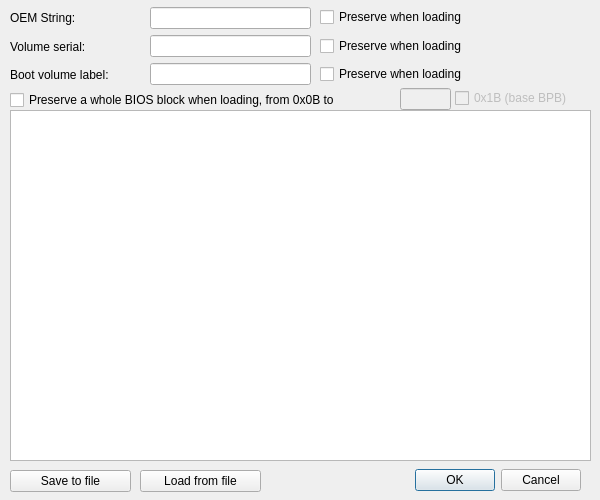
Old version of the form LinImaMT/bootsector.ui in the repository MCbx/linimamt.
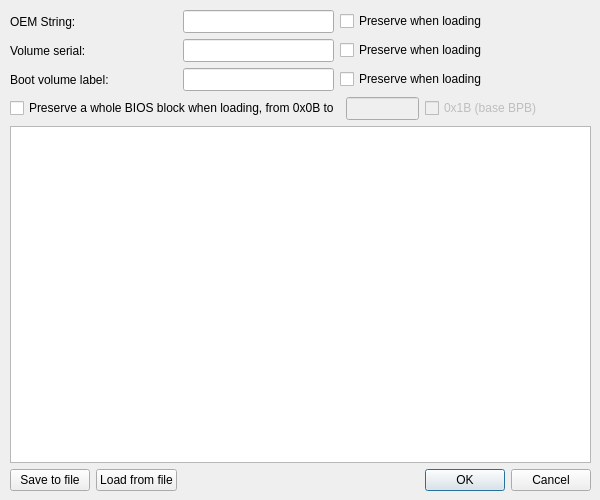
New version of the form.

Commit message: Added proper window visualization (grids). Hard disk image MBR editor: Initial design, non-functional.

Diff of the .ui file:
```diff
--- a/LinImaMT/bootsector.ui
+++ b/LinImaMT/bootsector.ui
@@ -25,213 +25,99 @@
   <property name="windowTitle">
    <string>Boot sector properties</string>
   </property>
-  <widget class="QDialogButtonBox" name="buttonBox">
-   <property name="geometry">
-    <rect>
-     <x>290</x>
-     <y>464</y>
-     <width>291</width>
-     <height>32</height>
-    </rect>
-   </property>
-   <property name="orientation">
-    <enum>Qt::Horizontal</enum>
-   </property>
-   <property name="standardButtons">
-    <set>QDialogButtonBox::Cancel|QDialogButtonBox::Ok</set>
-   </property>
-  </widget>
-  <widget class="QLineEdit" name="leOEMString">
-   <property name="geometry">
-    <rect>
-     <x>150</x>
-     <y>7</y>
-     <width>161</width>
-     <height>22</height>
-    </rect>
-   </property>
-   <property name="font">
-    <font>
-     <family>Courier</family>
-    </font>
-   </property>
-   <property name="maxLength">
-    <number>8</number>
-   </property>
-  </widget>
-  <widget class="QLineEdit" name="leSerial">
-   <property name="geometry">
-    <rect>
-     <x>150</x>
-     <y>35</y>
-     <width>161</width>
-     <height>22</height>
-    </rect>
-   </property>
-   <property name="font">
-    <font>
-     <family>Courier</family>
-    </font>
-   </property>
-   <property name="text">
-    <string/>
-   </property>
-   <property name="maxLength">
-    <number>8</number>
-   </property>
-  </widget>
-  <widget class="QLineEdit" name="leLabel">
-   <property name="geometry">
-    <rect>
-     <x>150</x>
-     <y>63</y>
-     <width>161</width>
-     <height>22</height>
-    </rect>
-   </property>
-   <property name="font">
-    <font>
-     <family>Courier</family>
-    </font>
-   </property>
-   <property name="maxLength">
-    <number>11</number>
-   </property>
-  </widget>
-  <widget class="QLabel" name="label">
+  <widget class="QWidget" name="">
    <property name="geometry">
     <rect>
      <x>10</x>
      <y>10</y>
-     <width>141</width>
-     <height>16</height>
+     <width>581</width>
+     <height>481</height>
     </rect>
    </property>
+   <layout class="QGridLayout" name="gridLayout">
+    <item row="0" column="0" colspan="2">
+     <widget class="QLabel" name="label">
    <property name="text">
     <string>OEM String:</string>
    </property>
   </widget>
+    </item>
+    <item row="0" column="2">
+     <widget class="QLineEdit" name="leOEMString">
+      <property name="font">
+       <font>
+        <family>Courier</family>
+       </font>
+      </property>
+      <property name="maxLength">
+       <number>8</number>
+      </property>
+     </widget>
+    </item>
+    <item row="0" column="3" colspan="3">
+     <widget class="QCheckBox" name="cbPreserveOEM">
+      <property name="text">
+       <string>Preserve when loading</string>
+      </property>
+     </widget>
+    </item>
+    <item row="1" column="0" colspan="2">
   <widget class="QLabel" name="label_2">
-   <property name="geometry">
-    <rect>
-     <x>10</x>
-     <y>39</y>
-     <width>141</width>
-     <height>16</height>
-    </rect>
-   </property>
    <property name="text">
     <string>Volume serial:</string>
    </property>
   </widget>
+    </item>
+    <item row="1" column="2">
+     <widget class="QLineEdit" name="leSerial">
+      <property name="font">
+       <font>
+        <family>Courier</family>
+       </font>
+      </property>
+      <property name="text">
+       <string/>
+      </property>
+      <property name="maxLength">
+       <number>8</number>
+      </property>
+     </widget>
+    </item>
+    <item row="1" column="3" colspan="3">
+     <widget class="QCheckBox" name="cbPreserveSerial">
+      <property name="text">
+       <string>Preserve when loading</string>
+      </property>
+     </widget>
+    </item>
+    <item row="2" column="0" colspan="2">
   <widget class="QLabel" name="label_3">
-   <property name="geometry">
-    <rect>
-     <x>10</x>
-     <y>67</y>
-     <width>141</width>
-     <height>16</height>
-    </rect>
-   </property>
    <property name="text">
     <string>Boot volume label:</string>
    </property>
   </widget>
-  <widget class="QPlainTextEdit" name="teHexView">
-   <property name="geometry">
-    <rect>
-     <x>10</x>
-     <y>110</y>
-     <width>581</width>
-     <height>351</height>
-    </rect>
-   </property>
+    </item>
+    <item row="2" column="2">
+     <widget class="QLineEdit" name="leLabel">
    <property name="font">
     <font>
      <family>Courier</family>
     </font>
    </property>
-   <property name="undoRedoEnabled">
-    <bool>false</bool>
-   </property>
-   <property name="readOnly">
-    <bool>true</bool>
-   </property>
-  </widget>
-  <widget class="QPushButton" name="pushButton">
-   <property name="geometry">
-    <rect>
-     <x>140</x>
-     <y>470</y>
-     <width>121</width>
-     <height>22</height>
-    </rect>
-   </property>
-   <property name="text">
-    <string>Load from file</string>
-   </property>
-  </widget>
-  <widget class="QPushButton" name="pushButton_2">
-   <property name="geometry">
-    <rect>
-     <x>10</x>
-     <y>470</y>
-     <width>121</width>
-     <height>22</height>
-    </rect>
-   </property>
-   <property name="text">
-    <string>Save to file</string>
-   </property>
-  </widget>
-  <widget class="QCheckBox" name="cbPreserveSerial">
-   <property name="geometry">
-    <rect>
-     <x>320</x>
-     <y>36</y>
-     <width>231</width>
-     <height>20</height>
-    </rect>
-   </property>
-   <property name="text">
-    <string>Preserve when loading</string>
-   </property>
-  </widget>
+      <property name="maxLength">
+       <number>11</number>
+      </property>
+     </widget>
+    </item>
+    <item row="2" column="3" colspan="3">
   <widget class="QCheckBox" name="cbPreserveLabel">
-   <property name="geometry">
-    <rect>
-     <x>320</x>
-     <y>64</y>
-     <width>221</width>
-     <height>20</height>
-    </rect>
-   </property>
    <property name="text">
     <string>Preserve when loading</string>
    </property>
   </widget>
-  <widget class="QCheckBox" name="cbPreserveOEM">
-   <property name="geometry">
-    <rect>
-     <x>320</x>
-     <y>7</y>
-     <width>231</width>
-     <height>20</height>
-    </rect>
-   </property>
-   <property name="text">
-    <string>Preserve when loading</string>
-   </property>
-  </widget>
+    </item>
+    <item row="3" column="0" colspan="4">
   <widget class="QCheckBox" name="cbPreserveBIOS">
-   <property name="geometry">
-    <rect>
-     <x>10</x>
-     <y>90</y>
-     <width>391</width>
-     <height>20</height>
-    </rect>
-   </property>
    <property name="toolTip">
     <string>Use to preserve disk geometry and root directory information when substituting boot block from drive with other geometry</string>
    </property>
@@ -239,18 +125,12 @@
     <string>Preserve a whole BIOS block when loading, from 0x0B to</string>
    </property>
   </widget>
+    </item>
+    <item row="3" column="4">
   <widget class="QLineEdit" name="leBIOSEnds">
    <property name="enabled">
     <bool>false</bool>
    </property>
-   <property name="geometry">
-    <rect>
-     <x>400</x>
-     <y>88</y>
-     <width>51</width>
-     <height>22</height>
-    </rect>
-   </property>
    <property name="font">
     <font>
      <family>Courier</family>
@@ -263,21 +143,57 @@
     <number>5</number>
    </property>
   </widget>
+    </item>
+    <item row="3" column="5">
   <widget class="QCheckBox" name="checkBox">
    <property name="enabled">
     <bool>false</bool>
    </property>
-   <property name="geometry">
-    <rect>
-     <x>455</x>
-     <y>88</y>
-     <width>141</width>
-     <height>20</height>
-    </rect>
-   </property>
    <property name="text">
     <string>0x1B (base BPB)</string>
    </property>
+     </widget>
+    </item>
+    <item row="4" column="0" colspan="6">
+     <widget class="QPlainTextEdit" name="teHexView">
+      <property name="font">
+       <font>
+        <family>Courier</family>
+       </font>
+      </property>
+      <property name="undoRedoEnabled">
+       <bool>false</bool>
+      </property>
+      <property name="readOnly">
+       <bool>true</bool>
+      </property>
+     </widget>
+    </item>
+    <item row="5" column="0">
+     <widget class="QPushButton" name="pushButton_2">
+      <property name="text">
+       <string>Save to file</string>
+      </property>
+     </widget>
+    </item>
+    <item row="5" column="1">
+     <widget class="QPushButton" name="pushButton">
+      <property name="text">
+       <string>Load from file</string>
+      </property>
+     </widget>
+    </item>
+    <item row="5" column="5">
+     <widget class="QDialogButtonBox" name="buttonBox">
+      <property name="orientation">
+       <enum>Qt::Horizontal</enum>
+      </property>
+      <property name="standardButtons">
+       <set>QDialogButtonBox::Cancel|QDialogButtonBox::Ok</set>
+      </property>
+     </widget>
+    </item>
+   </layout>
   </widget>
  </widget>
  <resources/>
```
Lines whose indentation alone changed are shown as unchanged. The commit also changes 10 other files.
